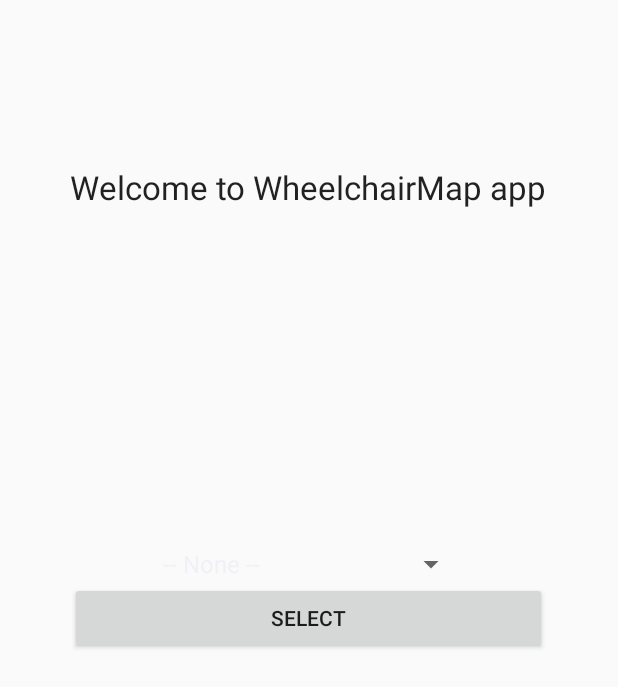
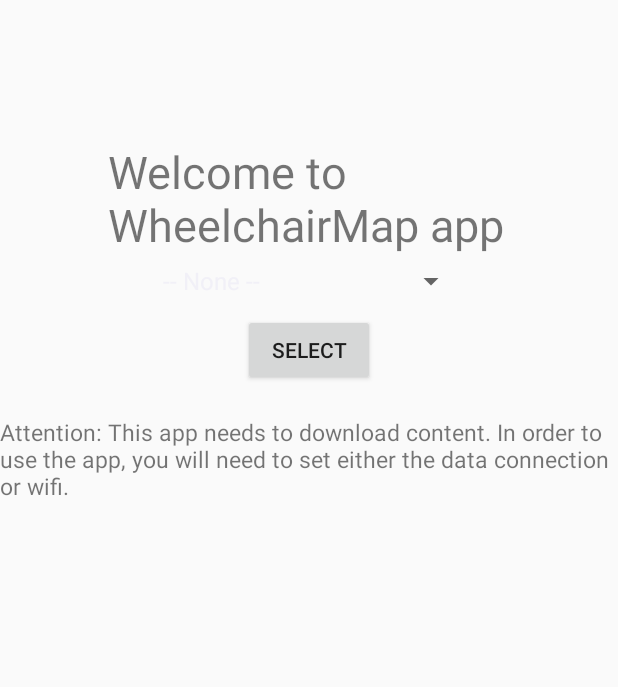
Before and after one commit to lramosoromi/WheelchairMap, an Android app: the screen it shows after launch (MainActivity), on a phone screen of 412 x 824 dp. Shown: the top 687 px of the screen. Run offline under Robolectric (Android 15) with nearby library versions, the phone set to English and light mode, and no system bars; our stand-ins replace Firebase (no records; nobody signed in at launch, a user with empty details on screens opened directly).

Commit message:
Agregue verificacion conexion a internet

```diff
--- a/wheelchairMap/src/main/java/com/rolithunderbird/wheelchairmap/activities/MapsActivity.java
+++ b/wheelchairMap/src/main/java/com/rolithunderbird/wheelchairmap/activities/MapsActivity.java
@@ -203,7 +203,7 @@
     @Override
     public boolean onMyLocationButtonClick() {
 
-        //Popup que me dice de habilitar el GPS
+        //Popup that ask me to enable the GPS
         locationManagerCheck.updateLocationManagerCheck();
 
         if(locationManagerCheck.isLocationServiceAvailable()){
--- a/wheelchairMap/src/main/res/layout/activity_main.xml
+++ b/wheelchairMap/src/main/res/layout/activity_main.xml
@@ -1,38 +1,42 @@
 <?xml version="1.0" encoding="utf-8"?>
-<RelativeLayout xmlns:android="http://schemas.android.com/apk/res/android"
+<LinearLayout xmlns:android="http://schemas.android.com/apk/res/android"
     xmlns:tools="http://schemas.android.com/tools"
     android:layout_width="match_parent"
     android:layout_height="match_parent"
-    android:paddingBottom="@dimen/activity_vertical_margin"
-    android:paddingLeft="@dimen/activity_horizontal_margin"
-    android:paddingRight="@dimen/activity_horizontal_margin"
-    android:paddingTop="@dimen/activity_vertical_margin"
+    android:orientation="vertical"
     tools:context="com.rolithunderbird.wheelchairmap.activities.MainActivity">
+
+    <TextView
+        android:id="@id/activity_main_title"
+        android:layout_width="268dp"
+        android:layout_height="wrap_content"
+        android:layout_marginTop="94dp"
+        android:textSize="30sp"
+        android:layout_gravity="center_horizontal"
+        android:text="@string/activity_main_title"/>
+
+    <Spinner
+        android:id="@id/activity_main_spinner_maps"
+        android:layout_width="wrap_content"
+        android:layout_height="wrap_content"
+        android:layout_marginTop="5dp"
+        android:layout_gravity="center_horizontal"/>
+
+    <Button
+        android:id="@id/activity_main_btn_select_map"
+        android:layout_width="wrap_content"
+        android:layout_height="wrap_content"
+        android:layout_marginTop="10dp"
+        android:layout_gravity="center_horizontal"
+        android:text="@string/activity_main_selection_button"
+        android:onClick="btnSelectMap"/>
 
     <TextView
         android:id="@id/activity_main_text"
         android:layout_width="wrap_content"
         android:layout_height="wrap_content"
-        android:textAppearance="?android:attr/textAppearanceLarge"
-        android:text="@string/activity_main_text"
-        android:layout_alignParentTop="true"
-        android:layout_centerHorizontal="true"
-        android:layout_marginTop="94dp" />
-
-    <Spinner
-        android:id="@id/activity_main_spinner_maps"
-        android:layout_above="@id/activity_main_btn_select_map"
-        android:layout_width="wrap_content"
-        android:layout_height="wrap_content"
-        android:layout_centerHorizontal="true" />
-
-    <Button
-        android:id="@id/activity_main_btn_select_map"
-        android:layout_width="wrap_content"
-        android:layout_height="wrap_content"
-        android:text="@string/activity_main_selection_button"
-        android:layout_centerVertical="true"
-        android:layout_alignEnd="@id/activity_main_text"
-        android:layout_alignStart="@id/activity_main_text"
-        android:onClick="btnSelectMap"/>
-</RelativeLayout>
+        android:layout_marginTop="20dp"
+        android:textSize="15sp"
+        android:layout_gravity="center_horizontal"
+        android:text="@string/activity_main_text"/>
+</LinearLayout>
--- a/wheelchairMap/src/main/res/values/ids.xml
+++ b/wheelchairMap/src/main/res/values/ids.xml
@@ -1,9 +1,10 @@
 <?xml version="1.0" encoding="utf-8"?>
 <resources>
     <!--    Main Activity   -->
-    <item name="activity_main_text" type="id"/>
+    <item name="activity_main_title" type="id"/>
     <item name="activity_main_spinner_maps" type="id"/>
     <item name="activity_main_btn_select_map" type="id"/>
+    <item name="activity_main_text" type="id"/>
 
     <!--    Map Activity    -->
     <item name="activity_map_linear_layout" type="id"/>
--- a/wheelchairMap/src/main/res/values/strings.xml
+++ b/wheelchairMap/src/main/res/values/strings.xml
@@ -2,12 +2,16 @@
     <string name="app_name">WheelchairMap</string>
 
     <!--    Main Activity strings    -->
-    <string name="activity_main_text">Welcome to WheelchairMap app</string>
+    <string name="activity_main_title">Welcome to WheelchairMap app</string>
     <string-array name="activity_main_location_array">
         <item>-- None --</item>
         <item>Hoschule Reutlingen</item>
     </string-array>
     <string name="activity_main_selection_button">Select</string>
+    <string name="activity_main_text">
+        Attention: This app needs to download content. In order to use the app, you will need to
+        set either the data connection or wifi.
+    </string>
 
     <!--    Map Activity strings -->
     <string name="activity_maps_title">WheelchairMap</string>
@@ -134,18 +138,33 @@
         as well as its number.\nAlso, you can view the icons shown in the info an its exact location.
     </string>
 
-    <!--    AlertDialog strings -->
-    <string name="alert_dialog_title">Caution</string>
-    <string name="alert_dialog_message">
-        You need to activate location service to use this feature.
-        Please turn on network or GPS mode in location settings.
+    <!--    Alert Dialog Internet strings -->
+    <string name="alert_dialog_internet_title">Important</string>
+    <string name="alert_dialog_internet_message">
+        You need to turn on your internet connection to be able to use this application.\nPlease
+        turn on your data connection or wifi on the settings.
     </string>
-    <string name="alert_dialog_btn_settings">Settings</string>
-    <string name="alert_dialog_btn_cancel">Cancel</string>
-    <string name="alert_dialog_improvement_title">Important</string>
-    <string name="alert_dialog_improvement_message">
-        Currently you are using Wifi and GPRS location service.
-        For better accuracy please turn on GPS mode in location settings.
+    <string name="alert_dialog_internet_btn_data_settings">Data Settings</string>
+    <string name="alert_dialog_internet_btn_wifi_settings">Wifi Settings</string>
+    <string name="alert_dialog_internet_btn_cancel">Cancel</string>
+    <string name="alert_dialog_internet_improvement_title">Caution</string>
+    <string name="alert_dialog_internet_improvement_message">
+        You are currently using data connection internet.\nIn order to limit your data consumption please
+        turn on or connect your wifi.
+    </string>
+
+    <!--    Alert Dialog Location strings -->
+    <string name="alert_dialog_location_title">Caution</string>
+    <string name="alert_dialog_location_message">
+        You need to activate location service to use this feature.\nPlease turn on network or
+        GPS mode in location settings.
+    </string>
+    <string name="alert_dialog_location_btn_settings">Settings</string>
+    <string name="alert_dialog_location_btn_cancel">Cancel</string>
+    <string name="alert_dialog_location_improvement_title">Important</string>
+    <string name="alert_dialog_location_improvement_message">
+        Currently you are using Wifi and GPRS location service.\nFor better accuracy please turn
+        on GPS mode in location settings.
     </string>
 
     <!--    Permissions    -->
```
Also changed, not shown: wheelchairMap/src/main/java/com/rolithunderbird/wheelchairmap/activities/MainActivity.java (+84 -3 lines), wheelchairMap/src/main/java/com/rolithunderbird/wheelchairmap/utils/LocationManagerCheck.java (+7 -7 lines).
